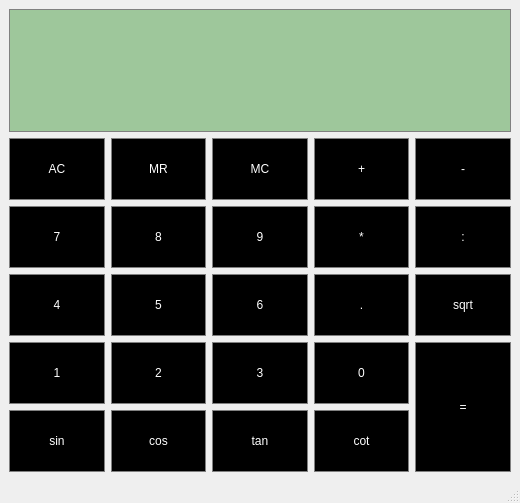
Before: the Qt Designer form Calculator/calculator.ui in mastree/Tubes1OOP, drawn with Qt 5.
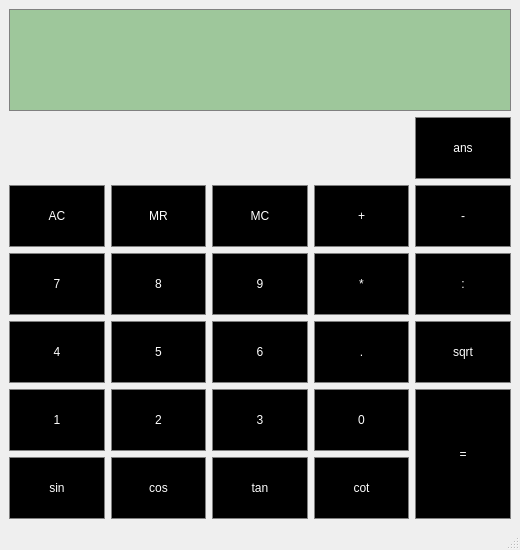
After: the same form once the commit is applied.

```diff
--- a/Calculator/calculator.ui
+++ b/Calculator/calculator.ui
@@ -50,15 +50,46 @@
   </property>
   <widget class="QWidget" name="centralwidget">
    <layout class="QGridLayout" name="gridLayout">
+    <item row="3" column="4">
+     <widget class="QPushButton" name="Button_Divide">
+      <property name="sizePolicy">
+       <sizepolicy hsizetype="Preferred" vsizetype="Preferred">
+        <horstretch>0</horstretch>
+        <verstretch>0</verstretch>
+       </sizepolicy>
+      </property>
+      <property name="autoFillBackground">
+       <bool>false</bool>
+      </property>
+      <property name="styleSheet">
+       <string notr="true"/>
+      </property>
+      <property name="text">
+       <string>:</string>
+      </property>
+     </widget>
+    </item>
     <item row="5" column="1">
-     <widget class="QPushButton" name="Button_Cos">
+     <widget class="QPushButton" name="Button_2">
+      <property name="sizePolicy">
+       <sizepolicy hsizetype="Preferred" vsizetype="Preferred">
+        <horstretch>0</horstretch>
+        <verstretch>0</verstretch>
+       </sizepolicy>
+      </property>
+      <property name="autoFillBackground">
+       <bool>false</bool>
+      </property>
+      <property name="styleSheet">
+       <string notr="true"/>
+      </property>
       <property name="text">
-       <string>cos</string>
+       <string>2</string>
       </property>
      </widget>
     </item>
-    <item row="4" column="3">
-     <widget class="QPushButton" name="Button_0">
+    <item row="2" column="4">
+     <widget class="QPushButton" name="Button_Subtract">
       <property name="sizePolicy">
        <sizepolicy hsizetype="Preferred" vsizetype="Preferred">
         <horstretch>0</horstretch>
@@ -72,12 +103,19 @@
        <string notr="true"/>
       </property>
       <property name="text">
-       <string>0</string>
+       <string>-</string>
       </property>
      </widget>
     </item>
-    <item row="3" column="0">
-     <widget class="QPushButton" name="Button_4">
+    <item row="6" column="2">
+     <widget class="QPushButton" name="Button_Tan">
+      <property name="text">
+       <string>tan</string>
+      </property>
+     </widget>
+    </item>
+    <item row="5" column="4" rowspan="2">
+     <widget class="QPushButton" name="Button_Equal">
       <property name="sizePolicy">
        <sizepolicy hsizetype="Preferred" vsizetype="Preferred">
         <horstretch>0</horstretch>
@@ -91,11 +129,11 @@
        <string notr="true"/>
       </property>
       <property name="text">
-       <string>4</string>
+       <string>=</string>
       </property>
      </widget>
     </item>
-    <item row="4" column="2">
+    <item row="5" column="2">
      <widget class="QPushButton" name="Button_3">
       <property name="sizePolicy">
        <sizepolicy hsizetype="Preferred" vsizetype="Preferred">
@@ -114,7 +152,26 @@
       </property>
      </widget>
     </item>
-    <item row="3" column="2">
+    <item row="4" column="3">
+     <widget class="QPushButton" name="Button_Point">
+      <property name="sizePolicy">
+       <sizepolicy hsizetype="Preferred" vsizetype="Preferred">
+        <horstretch>0</horstretch>
+        <verstretch>0</verstretch>
+       </sizepolicy>
+      </property>
+      <property name="autoFillBackground">
+       <bool>false</bool>
+      </property>
+      <property name="styleSheet">
+       <string notr="true"/>
+      </property>
+      <property name="text">
+       <string>.</string>
+      </property>
+     </widget>
+    </item>
+    <item row="4" column="2">
      <widget class="QPushButton" name="Button_6">
       <property name="sizePolicy">
        <sizepolicy hsizetype="Preferred" vsizetype="Preferred">
@@ -133,15 +190,8 @@
       </property>
      </widget>
     </item>
-    <item row="5" column="2">
-     <widget class="QPushButton" name="Button_Tan">
-      <property name="text">
-       <string>tan</string>
-      </property>
-     </widget>
-    </item>
-    <item row="1" column="4">
-     <widget class="QPushButton" name="Button_Subtract">
+    <item row="3" column="0">
+     <widget class="QPushButton" name="Button_7">
       <property name="sizePolicy">
        <sizepolicy hsizetype="Preferred" vsizetype="Preferred">
         <horstretch>0</horstretch>
@@ -155,108 +205,18 @@
        <string notr="true"/>
       </property>
       <property name="text">
-       <string>-</string>
+       <string>7</string>
       </property>
      </widget>
     </item>
-    <item row="3" column="4">
-     <widget class="QPushButton" name="Button_Sqrt">
-      <property name="text">
-       <string>sqrt</string>
-      </property>
-     </widget>
-    </item>
-    <item row="5" column="3">
+    <item row="6" column="3">
      <widget class="QPushButton" name="Button_Cot">
       <property name="text">
        <string>cot</string>
       </property>
      </widget>
     </item>
-    <item row="4" column="0">
-     <widget class="QPushButton" name="Button_1">
-      <property name="sizePolicy">
-       <sizepolicy hsizetype="Preferred" vsizetype="Preferred">
-        <horstretch>0</horstretch>
-        <verstretch>0</verstretch>
-       </sizepolicy>
-      </property>
-      <property name="autoFillBackground">
-       <bool>false</bool>
-      </property>
-      <property name="styleSheet">
-       <string notr="true"/>
-      </property>
-      <property name="text">
-       <string>1</string>
-      </property>
-     </widget>
-    </item>
     <item row="2" column="1">
-     <widget class="QPushButton" name="Button_8">
-      <property name="sizePolicy">
-       <sizepolicy hsizetype="Preferred" vsizetype="Preferred">
-        <horstretch>0</horstretch>
-        <verstretch>0</verstretch>
-       </sizepolicy>
-      </property>
-      <property name="autoFillBackground">
-       <bool>false</bool>
-      </property>
-      <property name="styleSheet">
-       <string notr="true"/>
-      </property>
-      <property name="text">
-       <string>8</string>
-      </property>
-     </widget>
-    </item>
-    <item row="2" column="4">
-     <widget class="QPushButton" name="Button_Divide">
-      <property name="sizePolicy">
-       <sizepolicy hsizetype="Preferred" vsizetype="Preferred">
-        <horstretch>0</horstretch>
-        <verstretch>0</verstretch>
-       </sizepolicy>
-      </property>
-      <property name="autoFillBackground">
-       <bool>false</bool>
-      </property>
-      <property name="styleSheet">
-       <string notr="true"/>
-      </property>
-      <property name="text">
-       <string>:</string>
-      </property>
-     </widget>
-    </item>
-    <item row="2" column="3">
-     <widget class="QPushButton" name="Button_Multiply">
-      <property name="sizePolicy">
-       <sizepolicy hsizetype="Preferred" vsizetype="Preferred">
-        <horstretch>0</horstretch>
-        <verstretch>0</verstretch>
-       </sizepolicy>
-      </property>
-      <property name="autoFillBackground">
-       <bool>false</bool>
-      </property>
-      <property name="styleSheet">
-       <string notr="true"/>
-      </property>
-      <property name="text">
-       <string>*</string>
-      </property>
-     </widget>
-    </item>
-    <item row="5" column="0">
-     <widget class="QPushButton" name="Button_Sin">
-      <property name="text">
-       <string>sin</string>
-      </property>
-     </widget>
-    </item>
-    <item row="1" column="1">
      <widget class="QPushButton" name="Button_MR">
       <property name="sizePolicy">
        <sizepolicy hsizetype="Preferred" vsizetype="Preferred">
@@ -275,27 +235,8 @@
       </property>
      </widget>
     </item>
-    <item row="4" column="1">
-     <widget class="QPushButton" name="Button_2">
-      <property name="sizePolicy">
-       <sizepolicy hsizetype="Preferred" vsizetype="Preferred">
-        <horstretch>0</horstretch>
-        <verstretch>0</verstretch>
-       </sizepolicy>
-      </property>
-      <property name="autoFillBackground">
-       <bool>false</bool>
-      </property>
-      <property name="styleSheet">
-       <string notr="true"/>
-      </property>
-      <property name="text">
-       <string>2</string>
-      </property>
-     </widget>
-    </item>
     <item row="3" column="3">
-     <widget class="QPushButton" name="Button_Point">
+     <widget class="QPushButton" name="Button_Multiply">
       <property name="sizePolicy">
        <sizepolicy hsizetype="Preferred" vsizetype="Preferred">
         <horstretch>0</horstretch>
@@ -309,11 +250,37 @@
        <string notr="true"/>
       </property>
       <property name="text">
-       <string>.</string>
+       <string>*</string>
       </property>
      </widget>
     </item>
-    <item row="1" column="0">
+    <item row="6" column="1">
+     <widget class="QPushButton" name="Button_Cos">
+      <property name="text">
+       <string>cos</string>
+      </property>
+     </widget>
+    </item>
+    <item row="3" column="1">
+     <widget class="QPushButton" name="Button_8">
+      <property name="sizePolicy">
+       <sizepolicy hsizetype="Preferred" vsizetype="Preferred">
+        <horstretch>0</horstretch>
+        <verstretch>0</verstretch>
+       </sizepolicy>
+      </property>
+      <property name="autoFillBackground">
+       <bool>false</bool>
+      </property>
+      <property name="styleSheet">
+       <string notr="true"/>
+      </property>
+      <property name="text">
+       <string>8</string>
+      </property>
+     </widget>
+    </item>
+    <item row="2" column="0">
      <widget class="QPushButton" name="Button_AC">
       <property name="sizePolicy">
        <sizepolicy hsizetype="Preferred" vsizetype="Preferred">
@@ -341,58 +308,7 @@
       </property>
      </widget>
     </item>
-    <item row="0" column="0" colspan="5">
-     <widget class="QLineEdit" name="Display">
-      <property name="sizePolicy">
-       <sizepolicy hsizetype="Preferred" vsizetype="Expanding">
-        <horstretch>0</horstretch>
-        <verstretch>0</verstretch>
-       </sizepolicy>
-      </property>
-      <property name="styleSheet">
-       <string notr="true"/>
-      </property>
-     </widget>
-    </item>
-    <item row="2" column="2">
-     <widget class="QPushButton" name="Button_9">
-      <property name="sizePolicy">
-       <sizepolicy hsizetype="Preferred" vsizetype="Preferred">
-        <horstretch>0</horstretch>
-        <verstretch>0</verstretch>
-       </sizepolicy>
-      </property>
-      <property name="autoFillBackground">
-       <bool>false</bool>
-      </property>
-      <property name="styleSheet">
-       <string notr="true"/>
-      </property>
-      <property name="text">
-       <string>9</string>
-      </property>
-     </widget>
-    </item>
-    <item row="2" column="0">
-     <widget class="QPushButton" name="Button_7">
-      <property name="sizePolicy">
-       <sizepolicy hsizetype="Preferred" vsizetype="Preferred">
-        <horstretch>0</horstretch>
-        <verstretch>0</verstretch>
-       </sizepolicy>
-      </property>
-      <property name="autoFillBackground">
-       <bool>false</bool>
-      </property>
-      <property name="styleSheet">
-       <string notr="true"/>
-      </property>
-      <property name="text">
-       <string>7</string>
-      </property>
-     </widget>
-    </item>
-    <item row="3" column="1">
+    <item row="4" column="1">
      <widget class="QPushButton" name="Button_5">
       <property name="sizePolicy">
        <sizepolicy hsizetype="Preferred" vsizetype="Preferred">
@@ -411,26 +327,7 @@
       </property>
      </widget>
     </item>
-    <item row="1" column="3">
-     <widget class="QPushButton" name="Button_Add">
-      <property name="sizePolicy">
-       <sizepolicy hsizetype="Preferred" vsizetype="Preferred">
-        <horstretch>0</horstretch>
-        <verstretch>0</verstretch>
-       </sizepolicy>
-      </property>
-      <property name="autoFillBackground">
-       <bool>false</bool>
-      </property>
-      <property name="styleSheet">
-       <string notr="true"/>
-      </property>
-      <property name="text">
-       <string>+</string>
-      </property>
-     </widget>
-    </item>
-    <item row="1" column="2">
+    <item row="2" column="2">
      <widget class="QPushButton" name="Button_MC">
       <property name="sizePolicy">
        <sizepolicy hsizetype="Preferred" vsizetype="Preferred">
@@ -449,8 +346,8 @@
       </property>
      </widget>
     </item>
-    <item row="4" column="4" rowspan="2">
-     <widget class="QPushButton" name="Button_Equal">
+    <item row="5" column="0">
+     <widget class="QPushButton" name="Button_1">
       <property name="sizePolicy">
        <sizepolicy hsizetype="Preferred" vsizetype="Preferred">
         <horstretch>0</horstretch>
@@ -464,7 +361,117 @@
        <string notr="true"/>
       </property>
       <property name="text">
-       <string>=</string>
+       <string>1</string>
+      </property>
+     </widget>
+    </item>
+    <item row="5" column="3">
+     <widget class="QPushButton" name="Button_0">
+      <property name="sizePolicy">
+       <sizepolicy hsizetype="Preferred" vsizetype="Preferred">
+        <horstretch>0</horstretch>
+        <verstretch>0</verstretch>
+       </sizepolicy>
+      </property>
+      <property name="autoFillBackground">
+       <bool>false</bool>
+      </property>
+      <property name="styleSheet">
+       <string notr="true"/>
+      </property>
+      <property name="text">
+       <string>0</string>
+      </property>
+     </widget>
+    </item>
+    <item row="2" column="3">
+     <widget class="QPushButton" name="Button_Add">
+      <property name="sizePolicy">
+       <sizepolicy hsizetype="Preferred" vsizetype="Preferred">
+        <horstretch>0</horstretch>
+        <verstretch>0</verstretch>
+       </sizepolicy>
+      </property>
+      <property name="autoFillBackground">
+       <bool>false</bool>
+      </property>
+      <property name="styleSheet">
+       <string notr="true"/>
+      </property>
+      <property name="text">
+       <string>+</string>
+      </property>
+     </widget>
+    </item>
+    <item row="4" column="4">
+     <widget class="QPushButton" name="Button_Sqrt">
+      <property name="text">
+       <string>sqrt</string>
+      </property>
+     </widget>
+    </item>
+    <item row="6" column="0">
+     <widget class="QPushButton" name="Button_Sin">
+      <property name="text">
+       <string>sin</string>
+      </property>
+     </widget>
+    </item>
+    <item row="3" column="2">
+     <widget class="QPushButton" name="Button_9">
+      <property name="sizePolicy">
+       <sizepolicy hsizetype="Preferred" vsizetype="Preferred">
+        <horstretch>0</horstretch>
+        <verstretch>0</verstretch>
+       </sizepolicy>
+      </property>
+      <property name="autoFillBackground">
+       <bool>false</bool>
+      </property>
+      <property name="styleSheet">
+       <string notr="true"/>
+      </property>
+      <property name="text">
+       <string>9</string>
+      </property>
+     </widget>
+    </item>
+    <item row="0" column="0" colspan="5">
+     <widget class="QLineEdit" name="Display">
+      <property name="sizePolicy">
+       <sizepolicy hsizetype="Preferred" vsizetype="Expanding">
+        <horstretch>0</horstretch>
+        <verstretch>0</verstretch>
+       </sizepolicy>
+      </property>
+      <property name="styleSheet">
+       <string notr="true"/>
+      </property>
+     </widget>
+    </item>
+    <item row="4" column="0">
+     <widget class="QPushButton" name="Button_4">
+      <property name="sizePolicy">
+       <sizepolicy hsizetype="Preferred" vsizetype="Preferred">
+        <horstretch>0</horstretch>
+        <verstretch>0</verstretch>
+       </sizepolicy>
+      </property>
+      <property name="autoFillBackground">
+       <bool>false</bool>
+      </property>
+      <property name="styleSheet">
+       <string notr="true"/>
+      </property>
+      <property name="text">
+       <string>4</string>
+      </property>
+     </widget>
+    </item>
+    <item row="1" column="4">
+     <widget class="QPushButton" name="Button_Ans">
+      <property name="text">
+       <string>ans</string>
       </property>
      </widget>
     </item>
```
